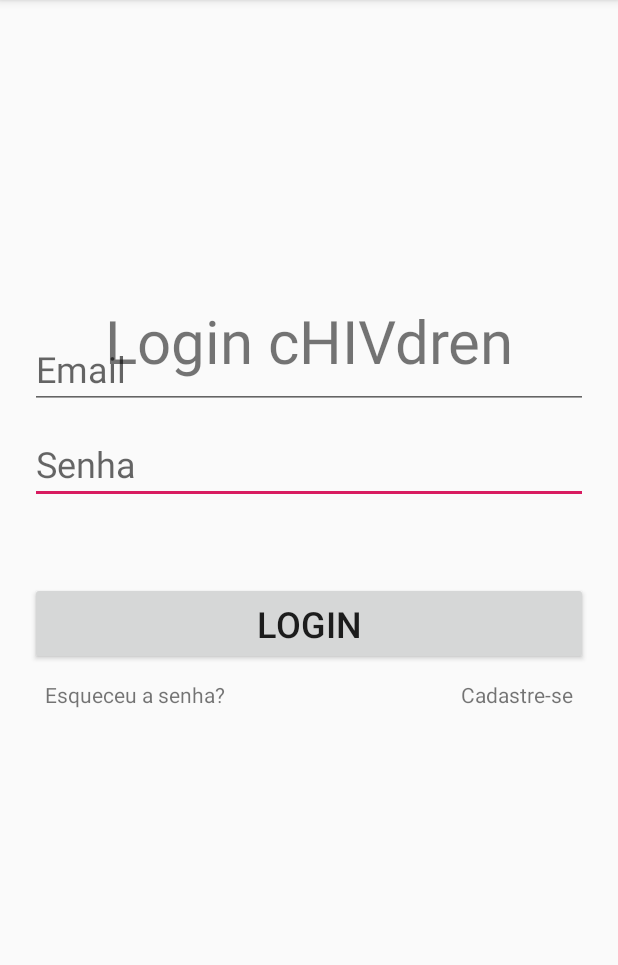
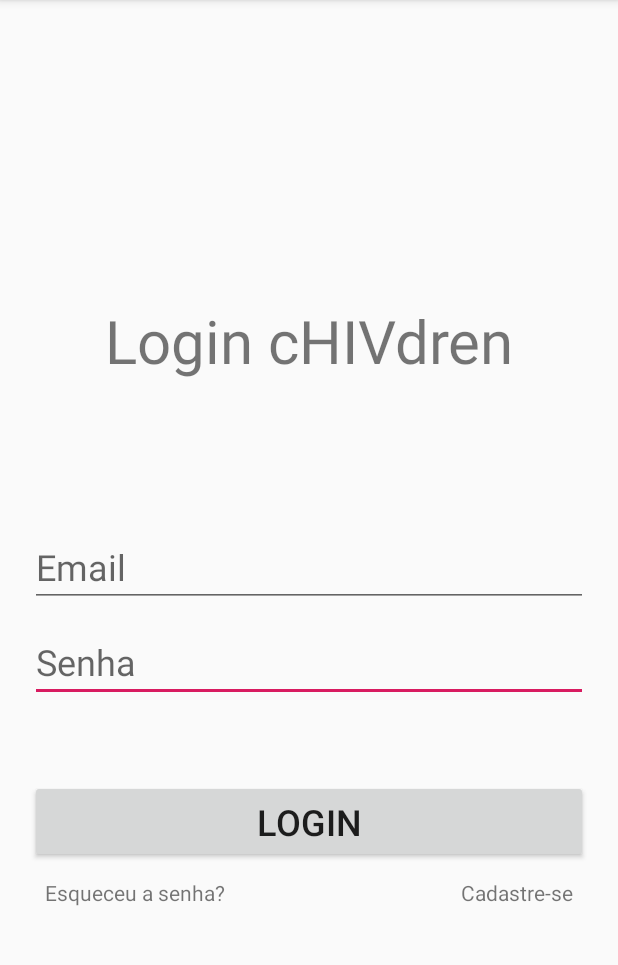
Before and after one commit to Joaomarceloamaral/cHIVdrenProject, an Android app: the screen it shows after launch (MainActivity), on a phone screen of 412 x 824 dp, the part 84-1049 px from its top. Run offline under Robolectric (Android 15) with nearby library versions, the phone set to English and light mode, and no system bars.

Commit message:
commit 00:17

```diff
--- a/app/src/main/res/layout/activity_cadastro.xml
+++ b/app/src/main/res/layout/activity_cadastro.xml
@@ -33,14 +33,14 @@
             android:layout_height="wrap_content"
             android:layout_marginStart="20dp"
             android:layout_marginEnd="20dp"
-            android:layout_marginBottom="432dp"
+            android:layout_marginBottom="300dp"
             android:ems="10"
             android:hint="Senha"
             android:inputType="textPassword"
             android:textSize="24sp"
             app:layout_constraintBottom_toBottomOf="parent"
             app:layout_constraintEnd_toEndOf="parent"
-            app:layout_constraintHorizontal_bias="0.0"
+            app:layout_constraintHorizontal_bias="1.0"
             app:layout_constraintStart_toStartOf="parent" />
 
         <EditText
--- a/app/src/main/res/layout/activity_login.xml
+++ b/app/src/main/res/layout/activity_login.xml
@@ -27,14 +27,14 @@
         android:layout_height="wrap_content"
         android:layout_marginStart="20dp"
         android:layout_marginEnd="20dp"
-        android:layout_marginBottom="432dp"
+        android:layout_marginBottom="300dp"
         android:ems="10"
         android:hint="Senha"
         android:inputType="textPassword"
         android:textSize="24sp"
         app:layout_constraintBottom_toBottomOf="parent"
         app:layout_constraintEnd_toEndOf="parent"
-        app:layout_constraintHorizontal_bias="0.0"
+        app:layout_constraintHorizontal_bias="1.0"
         app:layout_constraintStart_toStartOf="parent" />
 
     <EditText
```
